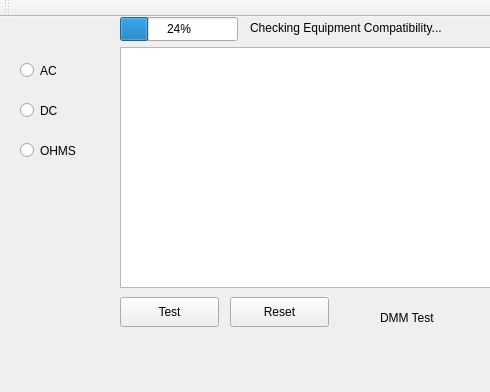
Old version of the form mainwindow.ui in the repository SeanKudrna/Phoenix-Embedded-System-Tester; both pictures show x 0 to 490 and y 0 to 392 of the 808 by 392 pixel window.
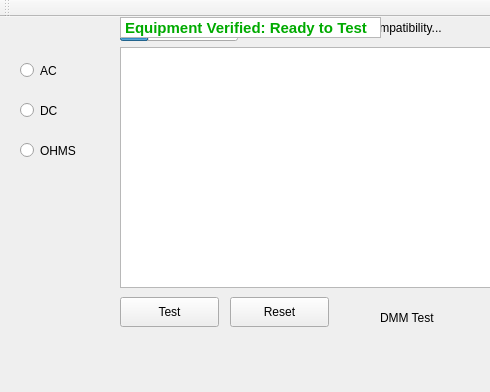
New version of the form.

```diff
--- a/mainwindow.ui
+++ b/mainwindow.ui
@@ -177,6 +177,26 @@
      <string>Checking Equipment Compatibility...</string>
     </property>
    </widget>
+   <widget class="QTextBrowser" name="tb_verificationResult">
+    <property name="geometry">
+     <rect>
+      <x>120</x>
+      <y>0</y>
+      <width>261</width>
+      <height>21</height>
+     </rect>
+    </property>
+    <property name="verticalScrollBarPolicy">
+     <enum>Qt::ScrollBarAlwaysOff</enum>
+    </property>
+    <property name="html">
+     <string>&lt;!DOCTYPE HTML PUBLIC &quot;-//W3C//DTD HTML 4.0//EN&quot; &quot;http://www.w3.org/TR/REC-html40/strict.dtd&quot;&gt;
+&lt;html&gt;&lt;head&gt;&lt;meta name=&quot;qrichtext&quot; content=&quot;1&quot; /&gt;&lt;style type=&quot;text/css&quot;&gt;
+p, li { white-space: pre-wrap; }
+&lt;/style&gt;&lt;/head&gt;&lt;body style=&quot; font-family:'PibotoLt'; font-size:12pt; font-weight:400; font-style:normal;&quot;&gt;
+&lt;p style=&quot; margin-top:0px; margin-bottom:0px; margin-left:0px; margin-right:0px; -qt-block-indent:0; text-indent:0px;&quot;&gt;&lt;span style=&quot; font-size:11pt; font-weight:600; color:#00aa00;&quot;&gt;Equipment Verified: Ready to Test&lt;/span&gt;&lt;/p&gt;&lt;/body&gt;&lt;/html&gt;</string>
+    </property>
+   </widget>
   </widget>
   <widget class="QMenuBar" name="menuBar">
    <property name="geometry">
```
